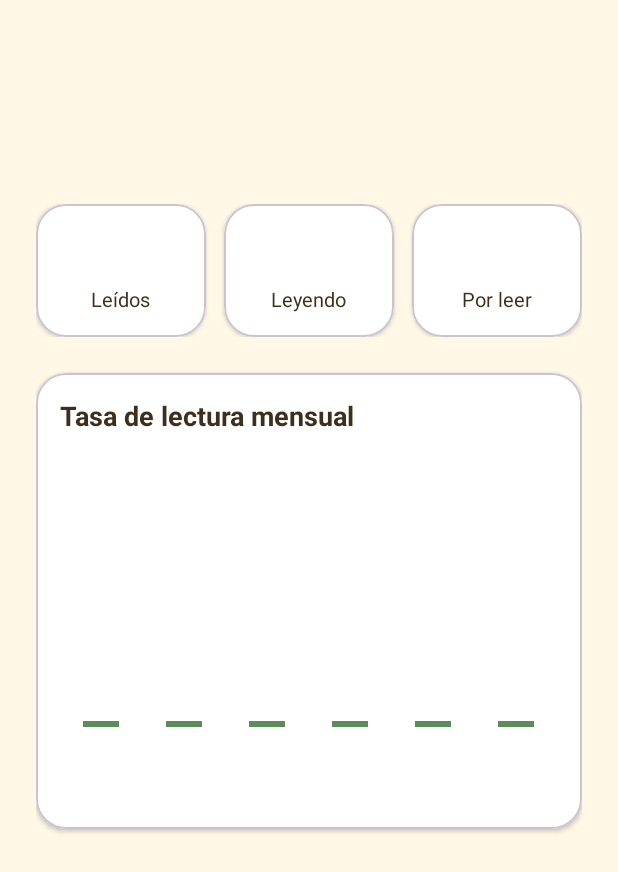
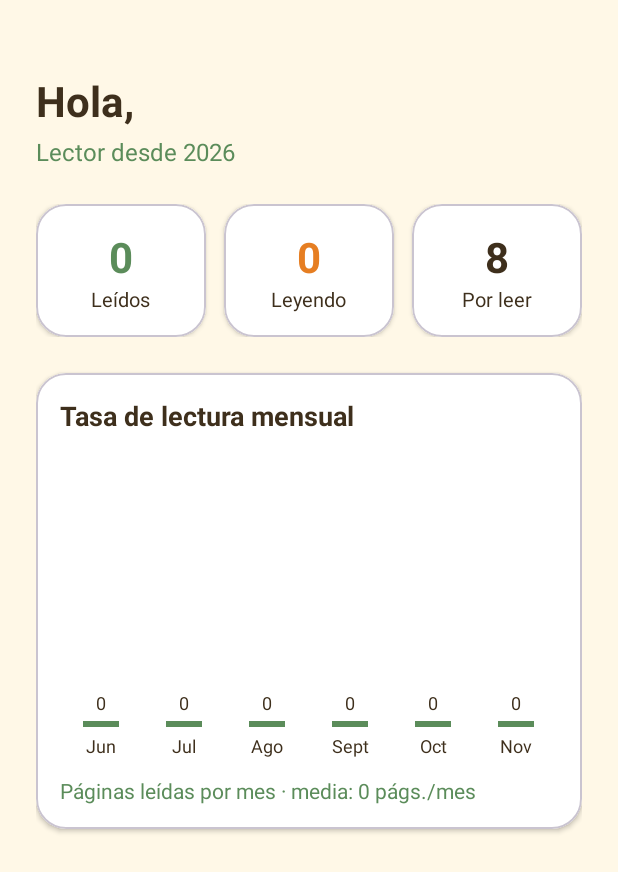
Before and after one commit to lauramm200/LibrosAplicacion, an Android app: the PerfilUser screen opened directly, with no data from a screen before it, on a phone screen of 412 x 824 dp. Shown: the top 872 px of the screen. Run offline under Robolectric (Android 15) with nearby library versions, the phone set to English and light mode, and no system bars.

Commit message:
Fase5_ActivityPerfilUser

```diff
--- a/app/src/main/java/com/example/librosaplicacion/MainActivity.kt
+++ b/app/src/main/java/com/example/librosaplicacion/MainActivity.kt
@@ -35,8 +35,9 @@ class MainActivity : AppCompatActivity() {
         binding.btnLeidos.setOnClickListener { abrir(LeidosLibros::class.java) }
         binding.btnLeyendo.setOnClickListener { abrir(EstoyLeyendo::class.java) }
         binding.btnQuiero.setOnClickListener { abrir(QuieroLeer::class.java) }
-        binding.btnPerfil.setOnClickListener { abrir(PerfilUser::class.java) }
-    }
+        binding.btnPerfil.setOnClickListener {
+            startActivity(Intent(this, PerfilUser::class.java).putExtra("usuario", usuario))
+        }    }
 
     // Función única para abrir cualquier pantalla (evita repetir el Intent 6 veces)
     private fun abrir(destino: Class<*>) {
--- a/app/src/main/java/com/example/librosaplicacion/PerfilUser.kt
+++ b/app/src/main/java/com/example/librosaplicacion/PerfilUser.kt
@@ -3,18 +3,67 @@ package com.example.librosaplicacion
 import android.os.Bundle
 import androidx.activity.enableEdgeToEdge
 import androidx.appcompat.app.AppCompatActivity
-import androidx.core.view.ViewCompat
-import androidx.core.view.WindowInsetsCompat
+import com.example.librosaplicacion.data.LibrosXmlParser
+import com.example.librosaplicacion.databinding.ActivityPerfilUserBinding
+import com.example.librosaplicacion.databinding.ItemBarraMesBinding
+import com.example.librosaplicacion.model.Estado
+import com.example.librosaplicacion.model.Libro
+import java.text.SimpleDateFormat
+import java.util.Calendar
+import java.util.Locale
 
 class PerfilUser : AppCompatActivity() {
+
+    private lateinit var binding: ActivityPerfilUserBinding
+
     override fun onCreate(savedInstanceState: Bundle?) {
         super.onCreate(savedInstanceState)
         enableEdgeToEdge()
-        setContentView(R.layout.activity_perfil_user)
-        ViewCompat.setOnApplyWindowInsetsListener(findViewById(R.id.main)) { v, insets ->
-            val systemBars = insets.getInsets(WindowInsetsCompat.Type.systemBars())
-            v.setPadding(systemBars.left, systemBars.top, systemBars.right, systemBars.bottom)
-            insets
-        }
+        binding = ActivityPerfilUserBinding.inflate(layoutInflater)
+        setContentView(binding.root)
+        ajustarBordes(binding.root)
+
+        // Cabecera
+        val usuario = intent.getStringExtra("usuario") ?: ""
+        binding.tvSaludo.text = getString(R.string.saludo, usuario)
+        binding.tvLectorDesde.text = getString(R.string.lector_desde, Calendar.getInstance().get(Calendar.YEAR))
+
+        // Contadores por estado
+        val libros = LibrosXmlParser.cargar(this)
+        val leidos = libros.filter { it.estado == Estado.LEIDO }
+        binding.tvNumLeidos.text = leidos.size.toString()
+        binding.tvNumLeyendo.text = libros.count { it.estado == Estado.LEYENDO }.toString()
+        binding.tvNumPorLeer.text = libros.count { it.estado == Estado.QUIERO_LEER }.toString()
+
+        // Gráfica: los 6 últimos meses, el actual en la última barra
+        val barras = listOf(binding.barra1, binding.barra2, binding.barra3,
+            binding.barra4, binding.barra5, binding.barra6)
+        val meses = List(6) { i -> Calendar.getInstance().apply { add(Calendar.MONTH, i - 5) } }
+        val paginas = meses.map { paginasDelMes(leidos, it) }
+        val maximo = maxOf(paginas.max(), 1)   // mínimo 1 para no dividir entre 0
+
+        for (i in 0 until 6) mostrarBarra(barras[i], meses[i], paginas[i], maximo)
+        binding.tvMedia.text = getString(R.string.media_mensual, paginas.sum() / 6)
+    }
+
+    // Suma las páginas de los libros terminados en el mes indicado
+    private fun paginasDelMes(libros: List<Libro>, mes: Calendar): Int =
+        libros.filter { libro ->
+            val fin = libro.fechaFin ?: return@filter false
+            val c = Calendar.getInstance().apply { timeInMillis = fin }
+            c.get(Calendar.YEAR) == mes.get(Calendar.YEAR) &&
+                    c.get(Calendar.MONTH) == mes.get(Calendar.MONTH)
+        }.sumOf { it.paginas }
+
+    // Rellena una columna: valor, mes y altura proporcional al máximo
+    private fun mostrarBarra(barra: ItemBarraMesBinding, mes: Calendar, paginas: Int, maximo: Int) {
+        barra.tvValor.text = paginas.toString()
+        barra.tvMes.text = SimpleDateFormat("MMM", Locale("es", "ES")).format(mes.time)
+            .trimEnd('.').replaceFirstChar { it.uppercase() }
+
+        val alturaDp = maxOf(4, paginas * 120 / maximo)       // entre 4dp y 120dp
+        val params = barra.vBarra.layoutParams
+        params.height = (alturaDp * resources.displayMetrics.density).toInt()   // dp -> píxeles
+        barra.vBarra.layoutParams = params
     }
 }
--- a/app/src/main/res/values/strings.xml
+++ b/app/src/main/res/values/strings.xml
@@ -65,6 +65,7 @@
     <string name="titulo_tasa_mensual">Tasa de lectura mensual</string>
     <!-- %1$d se sustituira por la media (numero entero) -->
     <string name="media_paginas">Páginas leídas por mes · media: %1$d págs./mes</string>
+    <string name="media_mensual">Páginas leídas por mes · media: %1$d págs./mes</string>
 
     <!-- ============ TEXTOS (pantalla Busqueda) ============ -->
     <string name="titulo_busqueda">Buscar libros</string>
```
